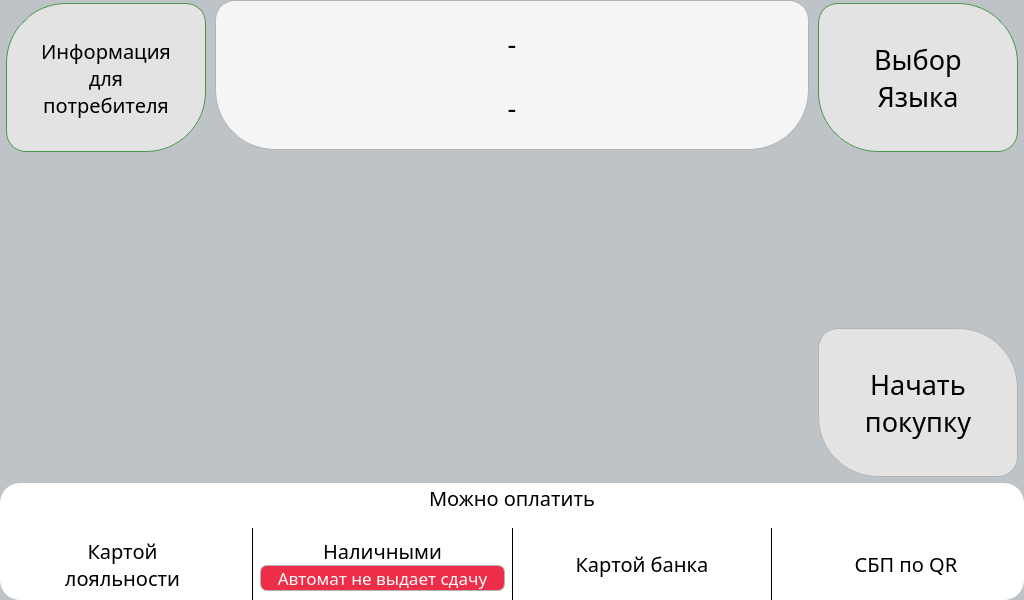
dmitriymikryukov/vodobox-pro, file services/gui/resources/ui_interface/waiting_window.ui: the form before one commit.
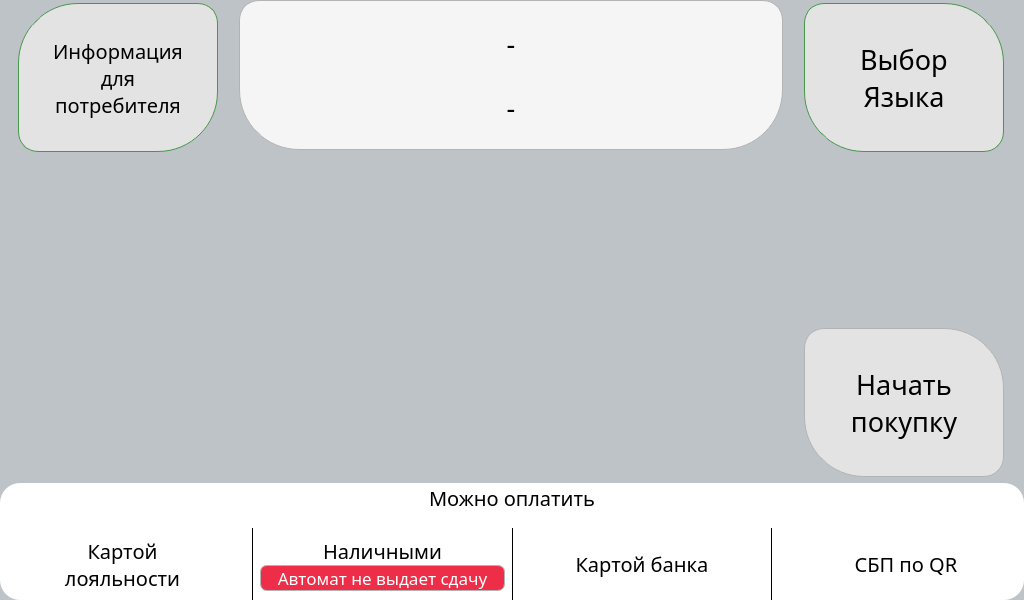
The form after the commit. The open tabs and pages were chosen to show the change.

Commit message: testing wating window

The edit to the form file:
```diff
--- a/services/gui/resources/ui_interface/waiting_window.ui
+++ b/services/gui/resources/ui_interface/waiting_window.ui
@@ -1047,7 +1047,7 @@
            </property>
            <property name="maximumSize">
             <size>
-             <width>600</width>
+             <width>550</width>
              <height>16777215</height>
             </size>
            </property>
```
Left out of the diff: 2 changed lines with no effect on the pictures. The commit also changes 1 other file.
